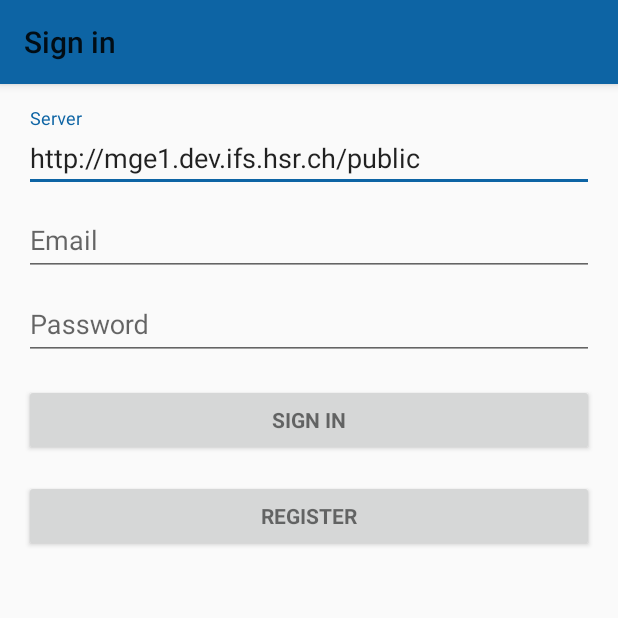
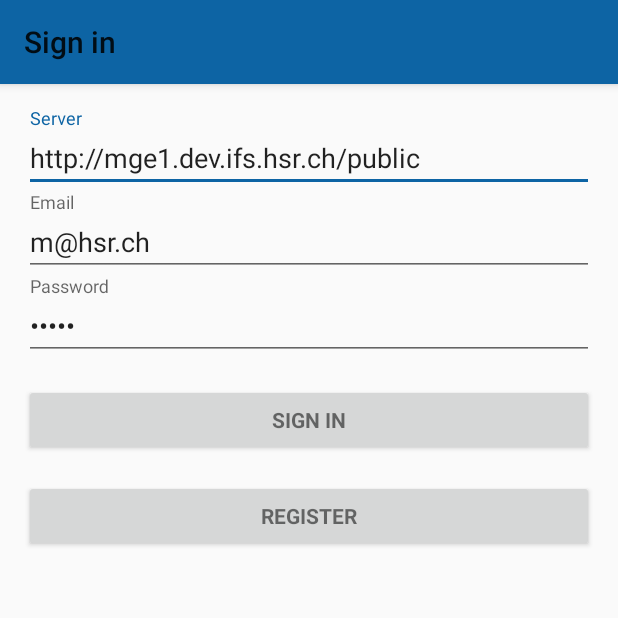
Before and after one commit to janicmikes/Gadgeothek, an Android app: the screen it shows after launch (LoginActivity), on a phone screen of 412 x 824 dp, the top half of it. Run offline under Robolectric (Android 15) with nearby library versions, the light colour scheme and no system bars.

Commit message:
added dummy login data

```diff
--- a/app/src/main/java/ch/hsr/mge/gadgeothek/LoginFragment.java
+++ b/app/src/main/java/ch/hsr/mge/gadgeothek/LoginFragment.java
@@ -95,6 +95,10 @@ public class LoginFragment extends Fragment implements OnClickListener {
 
         // TODO: restore server URL from local datastore
         mServerView.setText("http://mge1.dev.ifs.hsr.ch/public");
+
+        // Init for DEV REMOVE on RELEASE
+        mEmailView.setText("m@hsr.ch");
+        mPasswordView.setText("12345");
     }
 
 
```
